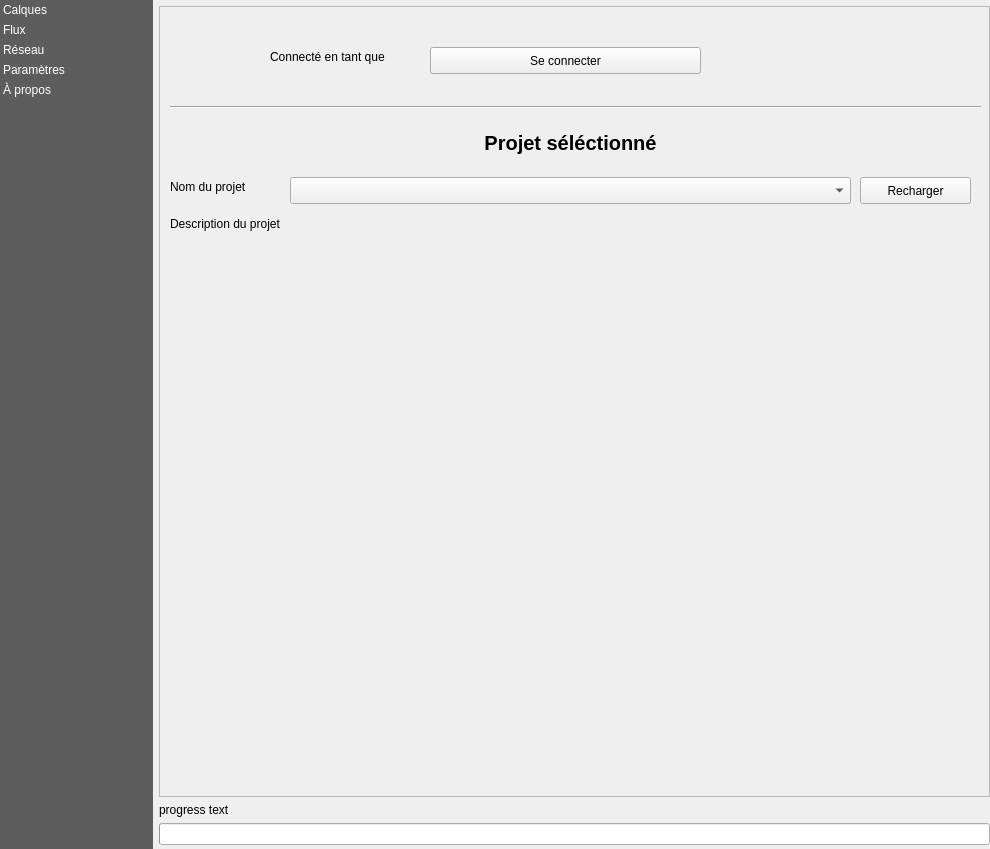
tellae/qgis-tellae-plugin, file tellae/dialogs/main_window.ui: the form before one commit.
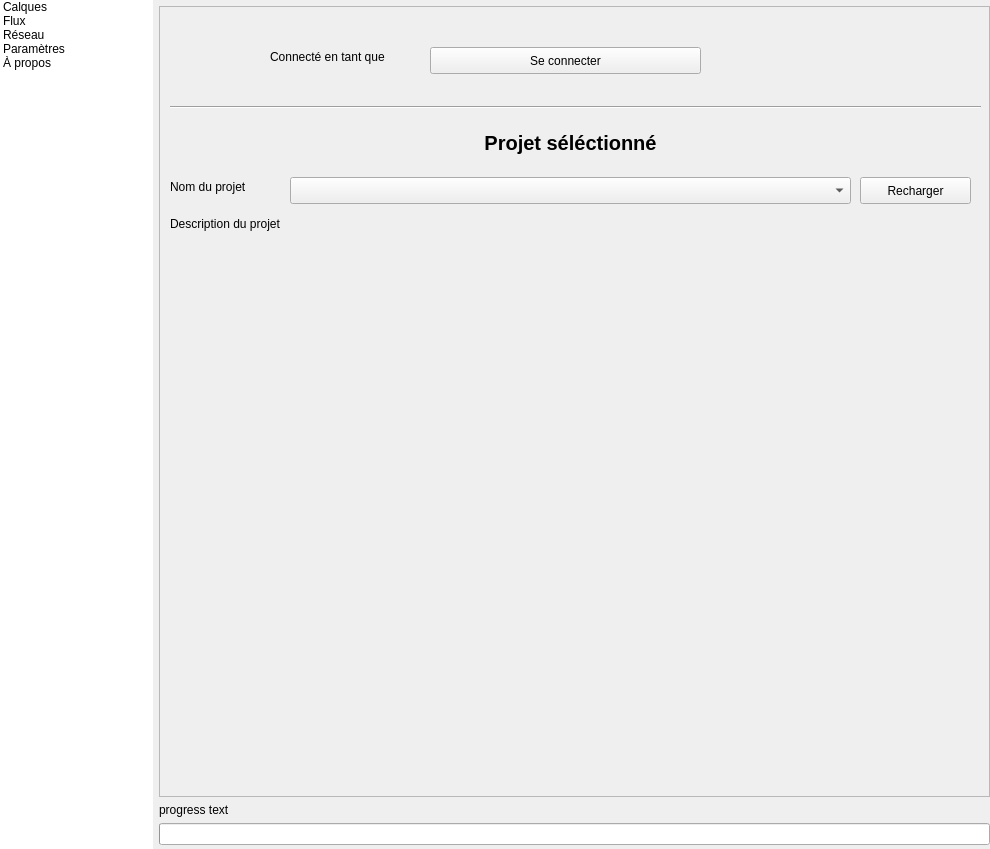
The form after the commit. Custom widgets are drawn as their Qt base class.

Patch:
```diff
--- a/tellae/dialogs/main_window.ui
+++ b/tellae/dialogs/main_window.ui
@@ -55,20 +55,48 @@
        <height>16777215</height>
       </size>
      </property>
+     <property name="palette">
+      <palette>
+       <active>
+        <colorrole role="Highlight">
+         <brush brushstyle="SolidPattern">
+          <color alpha="255">
+           <red>61</red>
+           <green>100</green>
+           <blue>130</blue>
+          </color>
+         </brush>
+        </colorrole>
+       </active>
+       <inactive>
+        <colorrole role="Highlight">
+         <brush brushstyle="SolidPattern">
+          <color alpha="255">
+           <red>61</red>
+           <green>100</green>
+           <blue>130</blue>
+          </color>
+         </brush>
+        </colorrole>
+       </inactive>
+       <disabled>
+        <colorrole role="Highlight">
+         <brush brushstyle="SolidPattern">
+          <color alpha="255">
+           <red>145</red>
+           <green>145</green>
+           <blue>145</blue>
+          </color>
+         </brush>
+        </colorrole>
+       </disabled>
+      </palette>
+     </property>
+     <property name="focusPolicy">
+      <enum>Qt::TabFocus</enum>
+     </property>
      <property name="styleSheet">
-      <string notr="true">QListWidget{
-	background-color: rgb(69, 69, 69, 220);
-	outline: 0;
-}
-QListWidget::item {
-	color: white;
-	padding: 3px;
-}
-QListWidget::item::selected {
-	color: black;
-	background-color:palette(Window);
-    padding-right: 0px;
-}</string>
+      <string notr="true"/>
      </property>
      <property name="frameShape">
       <enum>QFrame::Box</enum>
```
